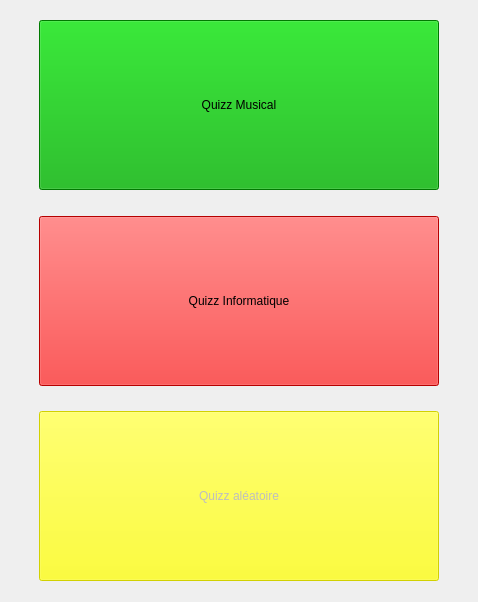
Before: the Qt Designer form Programmation/Application/Escape_Quiz_Projet_BTS/windowchoice.ui in BaptisteMagoni/Projet_escape_bts_7_quizz, drawn with Qt 5.
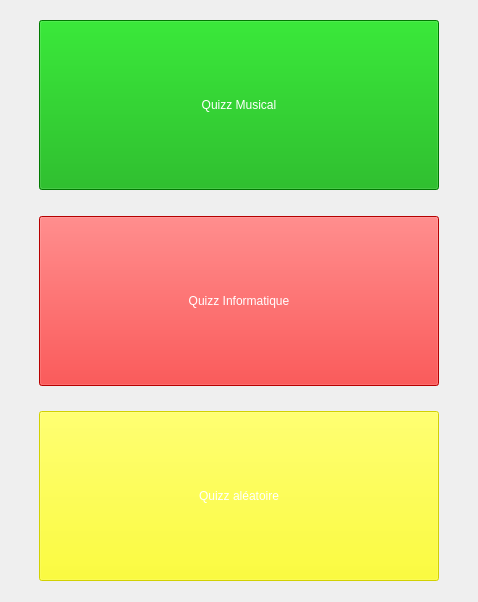
After: the same form once the commit is applied.

Commit message: Modif Interface APP

```diff
--- a/Programmation/Application/Escape_Quiz_Projet_BTS/windowchoice.ui
+++ b/Programmation/Application/Escape_Quiz_Projet_BTS/windowchoice.ui
@@ -56,6 +56,15 @@
         <property name="palette">
          <palette>
           <active>
+           <colorrole role="WindowText">
+            <brush brushstyle="SolidPattern">
+             <color alpha="255">
+              <red>255</red>
+              <green>255</green>
+              <blue>255</blue>
+             </color>
+            </brush>
+           </colorrole>
            <colorrole role="Button">
             <brush brushstyle="SolidPattern">
              <color alpha="255">
@@ -65,6 +74,24 @@
              </color>
             </brush>
            </colorrole>
+           <colorrole role="Text">
+            <brush brushstyle="SolidPattern">
+             <color alpha="255">
+              <red>255</red>
+              <green>255</green>
+              <blue>255</blue>
+             </color>
+            </brush>
+           </colorrole>
+           <colorrole role="ButtonText">
+            <brush brushstyle="SolidPattern">
+             <color alpha="255">
+              <red>255</red>
+              <green>255</green>
+              <blue>255</blue>
+             </color>
+            </brush>
+           </colorrole>
            <colorrole role="Base">
             <brush brushstyle="SolidPattern">
              <color alpha="255">
@@ -94,6 +121,15 @@
            </colorrole>
           </active>
           <inactive>
+           <colorrole role="WindowText">
+            <brush brushstyle="SolidPattern">
+             <color alpha="255">
+              <red>255</red>
+              <green>255</green>
+              <blue>255</blue>
+             </color>
+            </brush>
+           </colorrole>
            <colorrole role="Button">
             <brush brushstyle="SolidPattern">
              <color alpha="255">
@@ -103,6 +139,24 @@
              </color>
             </brush>
            </colorrole>
+           <colorrole role="Text">
+            <brush brushstyle="SolidPattern">
+             <color alpha="255">
+              <red>255</red>
+              <green>255</green>
+              <blue>255</blue>
+             </color>
+            </brush>
+           </colorrole>
+           <colorrole role="ButtonText">
+            <brush brushstyle="SolidPattern">
+             <color alpha="255">
+              <red>255</red>
+              <green>255</green>
+              <blue>255</blue>
+             </color>
+            </brush>
+           </colorrole>
            <colorrole role="Base">
             <brush brushstyle="SolidPattern">
              <color alpha="255">
@@ -132,6 +186,15 @@
            </colorrole>
           </inactive>
           <disabled>
+           <colorrole role="WindowText">
+            <brush brushstyle="SolidPattern">
+             <color alpha="255">
+              <red>255</red>
+              <green>255</green>
+              <blue>255</blue>
+             </color>
+            </brush>
+           </colorrole>
            <colorrole role="Button">
             <brush brushstyle="SolidPattern">
              <color alpha="255">
@@ -141,6 +204,24 @@
              </color>
             </brush>
            </colorrole>
+           <colorrole role="Text">
+            <brush brushstyle="SolidPattern">
+             <color alpha="255">
+              <red>255</red>
+              <green>255</green>
+              <blue>255</blue>
+             </color>
+            </brush>
+           </colorrole>
+           <colorrole role="ButtonText">
+            <brush brushstyle="SolidPattern">
+             <color alpha="255">
+              <red>255</red>
+              <green>255</green>
+              <blue>255</blue>
+             </color>
+            </brush>
+           </colorrole>
            <colorrole role="Base">
             <brush brushstyle="SolidPattern">
              <color alpha="255">
@@ -172,7 +253,9 @@
          </palette>
         </property>
         <property name="styleSheet">
-         <string notr="true">background-color: rgb(0, 170, 0)</string>
+         <string notr="true">background-color: rgb(0, 170, 0);
+color: rgb(255, 255, 255);
+font: 12pt &quot;Comic Sans MS&quot;;</string>
         </property>
         <property name="text">
          <string>Quizz Musical</string>
@@ -220,7 +303,9 @@
          </size>
         </property>
         <property name="styleSheet">
-         <string notr="true">background-color: rgb(255, 0, 0)</string>
+         <string notr="true">background-color: rgb(255, 0, 0);
+color: rgb(255, 255, 255);
+font: 12pt &quot;Comic Sans MS&quot;;</string>
         </property>
         <property name="text">
          <string>Quizz Informatique</string>
@@ -271,7 +356,9 @@
          </size>
         </property>
         <property name="styleSheet">
-         <string notr="true">background-color: rgb(255, 255, 0)</string>
+         <string notr="true">background-color: rgb(255, 255, 0);
+color: rgb(255, 255, 255);
+font: 12pt &quot;Comic Sans MS&quot;;</string>
         </property>
         <property name="text">
          <string>Quizz aléatoire</string>
```
The commit also changes 2 other files.
